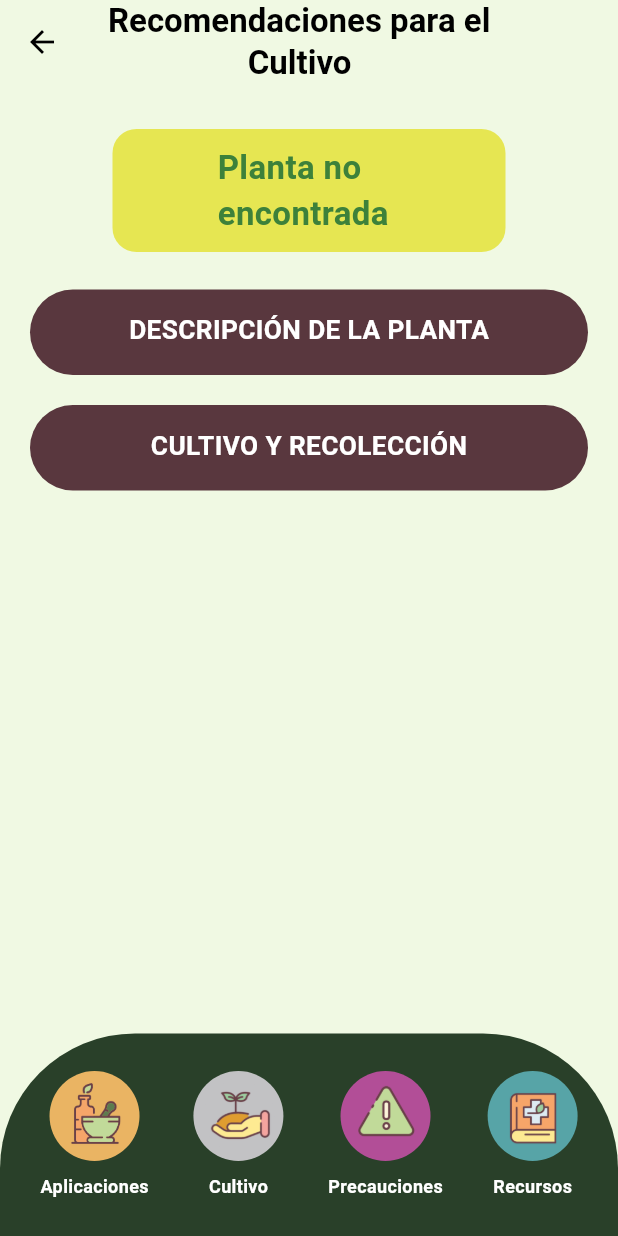
After one commit to THELUXE1234/APP_FITOTERAPPIA, a Flutter app: the CultivoRecoleccionScreen screen opened directly, on a phone screen of 412 x 824 dp. The commit adds this screen. Run offline on Flutter 3.47's test engine with Material 3 defaults, Android fonts, the phone set to English and light mode, and no system bars.

Commit message:
Desarrollo de vista cultivo de planta.

```diff
--- a/app_fitoterappia/lib/screens/aplicaciones_uso_screen.dart
+++ b/app_fitoterappia/lib/screens/aplicaciones_uso_screen.dart
@@ -1,3 +1,4 @@
+import 'package:app_fitoterappia/screens/cultivo_recoleccion_screen.dart';
 import 'package:flutter/material.dart';
 import 'package:provider/provider.dart';
 import 'package:app_fitoterappia/providers/plant_provider.dart';
@@ -252,6 +253,10 @@ class _AplicacionesUsoScreenState extends State<AplicacionesUsoScreen> {
             'assets/icons/cultivo_icon.png',
             () {
               print("Navegando a Cultivo");
+              Navigator.push(
+                context,
+                MaterialPageRoute(builder: (context) => const CultivoRecoleccionScreen()),
+              );
             },
             const Color(0xFFc2c2c4),
           ),
--- /dev/null
+++ b/app_fitoterappia/lib/screens/cultivo_recoleccion_screen.dart
@@ -0,0 +1,320 @@
+import 'package:app_fitoterappia/screens/aplicaciones_uso_screen.dart';
+import 'package:flutter/material.dart';
+import 'package:provider/provider.dart';
+import 'package:app_fitoterappia/providers/plant_provider.dart';
+
+class CultivoRecoleccionScreen extends StatefulWidget {
+  const CultivoRecoleccionScreen({super.key});
+
+  @override
+  _CultivoRecoleccionScreenState createState() =>
+      _CultivoRecoleccionScreenState();
+}
+
+class _CultivoRecoleccionScreenState extends State<CultivoRecoleccionScreen> {
+  // Creamos un mapa para saber si el recuadro de cada botón está expandido
+  late Map<String, bool> expandedSections;
+
+  @override
+  void initState() {
+    super.initState();
+    expandedSections = {
+      'DESCRIPCIÓN DE LA PLANTA': false,
+      'CULTIVO Y RECOLECCIÓN': false,
+    };
+  }
+
+  void _toggleSection(String section) {
+    setState(() {
+      expandedSections.updateAll((key, value) => key == section ? !value : false);
+    });
+  }
+
+  // Función para mostrar los cuadros de información
+  Widget _buildInfoSection(String title) {
+    return Padding(
+      padding: const EdgeInsets.symmetric(horizontal: 20, vertical: 5),
+      child: GestureDetector(
+        onTap: () {
+          _toggleSection(title); // Alternamos el estado de la expansión
+        },
+        child: Container(
+          padding: const EdgeInsets.symmetric(horizontal: 20, vertical: 15),
+          margin: const EdgeInsets.symmetric(vertical: 5),
+          decoration: BoxDecoration(
+            color: const Color(0xFF59373e),
+            borderRadius: BorderRadius.circular(90),
+          ),
+          child: Row(
+            children: [
+              Expanded(
+                child: Column(
+                  crossAxisAlignment: CrossAxisAlignment.start,
+                  children: [
+                    Center(
+                      child: Text(
+                        title,
+                        style: const TextStyle(
+                          fontSize: 17.5,
+                          fontWeight: FontWeight.bold,
+                          color: Colors.white,
+                        ),
+                      ),
+                    ),
+                    const SizedBox(height: 2),
+                  ],
+                ),
+              ),
+            ],
+          ),
+        ),
+      ),
+    );
+  }
+
+  @override
+  Widget build(BuildContext context) {
+    final planta = context.watch<PlantProvider>().planta;
+    return Scaffold(
+      backgroundColor: const Color(0xFFF0F9E3),
+      appBar: AppBar(
+        backgroundColor: Colors.transparent,
+
+        elevation: 0,
+        leading: IconButton(
+          icon: const Icon(Icons.arrow_back, color: Colors.black),
+          onPressed: () => Navigator.pop(context),
+        ),
+        title: const Text(
+          'Recomendaciones para el \n                 Cultivo',
+          style: TextStyle(color: Colors.black, fontWeight: FontWeight.bold),
+        ),
+      ),
+      body: Column(
+        children: [
+          const SizedBox(height: 20),
+          // Título de la planta
+          Container(
+            margin: const EdgeInsets.symmetric(horizontal: 75, vertical: 10),
+            padding: const EdgeInsets.symmetric(horizontal: 70, vertical: 10),
+            decoration: BoxDecoration(
+              color: const Color(0xFFE6E652),
+              borderRadius: BorderRadius.circular(16),
+            ),
+            child: Column(
+              crossAxisAlignment: CrossAxisAlignment.center,
+              children: [
+                Text(
+                  planta?.nombreComun ?? 'Planta no encontrada',
+                  style: const TextStyle(
+                    fontSize: 22,
+                    fontWeight: FontWeight.bold,
+                    color: Color(0xFF3D813A),
+                  ),
+                ),
+              ],
+            ),
+          ),
+          const SizedBox(height: 5),
+
+          // Botón de "Descripción de la Planta"
+          _buildInfoSection('DESCRIPCIÓN DE LA PLANTA'),
+
+          // Botón de "Cultivo y Recolección"
+          _buildInfoSection('CULTIVO Y RECOLECCIÓN'),
+
+          // Cuadro expandido para mostrar la información
+          Expanded(
+            child: SingleChildScrollView(
+              child: Column(
+                children: expandedSections.entries.map((entry) {
+                  final title = entry.key;
+                  final isExpanded = entry.value;
+
+                  return AnimatedSize(
+                    duration: const Duration(milliseconds: 300),
+                    curve: Curves.easeInOut,
+                    child: isExpanded
+                        ? Container(
+                            padding: const EdgeInsets.all(15),
+                            margin: const EdgeInsets.symmetric(horizontal: 20, vertical: 5),
+                            decoration: BoxDecoration(
+                              color: Colors.white,
+                              borderRadius: BorderRadius.circular(12),
+                              border: Border.all(color: Colors.black, width: 2), // Borde negro de 2px
+                              boxShadow: [
+                                BoxShadow(
+                                  color: Colors.black.withOpacity(0.1),
+                                  blurRadius: 6,
+                                ),
+                              ],
+                            ),
+                            child: Column(
+                              crossAxisAlignment: CrossAxisAlignment.start,
+                              children: [
+                                Text(
+                                  title,
+                                  style: const TextStyle(
+                                    fontSize: 16,
+                                    fontWeight: FontWeight.bold,
+                                  ),
+                                ),
+                                const SizedBox(height: 10),
+                                if (title == 'CULTIVO Y RECOLECCIÓN') ...[
+                                  const Text(
+                                    'Instrucciones cultivo:',
+                                    style: TextStyle(
+                                      fontWeight: FontWeight.bold,
+                                      fontSize: 14,
+                                    ),
+                                  ),
+                                  Text(
+                                    planta?.instruccionesDeCultivo ?? 'Información no disponible',
+                                    style: const TextStyle(fontSize: 14),
+                                  ),
+                                  const SizedBox(height: 10),
+                                  const Text(
+                                    'Cuidado y cosecha:',
+                                    style: TextStyle(
+                                      fontWeight: FontWeight.bold,
+                                      fontSize: 14,
+                                    ),
+                                  ),
+                                  Text(
+                                    planta?.cuidadoYCosecha ?? 'Información no disponible',
+                                    style: const TextStyle(fontSize: 14),
+                                  ),
+                                ] else ...[
+                                  Text(
+                                    planta?.descripcion ?? 'Información no disponible',
+                                    style: const TextStyle(fontSize: 14),
+                                  ),
+                                ],
+                              ],
+                            ),
+                          )
+                        : const SizedBox.shrink(),
+                  );
+                }).toList(),
+              ),
+            ),
+          ),
+
+          //const SizedBox(height: 250),
+          // Botones de acción en la parte inferior
+          const SizedBox(height: 5),
+          _buildNavigationBar(context),
+        ],
+      ),
+    );
+  }
+
+  // Widget para la barra de navegación en la parte inferior
+  Widget _buildNavigationBar(BuildContext context) {
+    return Container(
+      padding: const EdgeInsets.symmetric(horizontal: 12, vertical: 25),
+      decoration: const BoxDecoration(
+        color: Color(0xFF294029),
+        borderRadius: BorderRadius.vertical(top: Radius.circular(90)),
+      ),
+      child: Row(
+        mainAxisAlignment: MainAxisAlignment.spaceAround,
+        children: [
+          _buildActionButton(
+            'Aplicaciones',
+            'assets/icons/aplicaciones_icon.png',
+            () {
+              print("Navegando a Aplicaciones");
+              Navigator.push(
+                context,
+                MaterialPageRoute(builder: (context) => const AplicacionesUsoScreen()),
+              );
+            },
+            const Color(0xFFeab463),
+          ),
+          _buildActionButton(
+            'Cultivo',
+            'assets/icons/cultivo_icon.png',
+            () {
+              print("Navegando a Cultivo");
+              Navigator.push(
+                context,
+                MaterialPageRoute(builder: (context) => const CultivoRecoleccionScreen()),
+              );
+            },
+            const Color(0xFFc2c2c4),
+          ),
+          _buildActionButton(
+            'Precauciones',
+            'assets/icons/precauciones_icon.png',
+            () {
+              print("Navegando a Precauciones");
+            },
+            const Color(0xFFb24e97),
+          ),
+          _buildActionButton(
+            'Recursos',
+            'assets/icons/recursos_icon.png',
+            () {
+              print("Navegando a Recursos");
+            },
+            const Color(0xFF57a4a7),
+          ),
+        ],
+      ),
+    );
+  }
+
+  // Widget para los botones de navegación inferiores
+  Widget _buildActionButton(String title, String iconPath, VoidCallback onTap, Color color) {
+    return GestureDetector(
+      onTap: onTap,
+      child: Column(
+        mainAxisAlignment: MainAxisAlignment.center,
+        children: [
+          CircleAvatar(
+            radius: 30, // Hace el botón circular
+            backgroundColor: color, // Fondo verde
+            child: ClipOval(
+              child: Image.asset(
+                iconPath,
+                height: 50,
+                width: 50,
+                fit: BoxFit.contain,
+              ),
+            ),
+          ),
+          const SizedBox(height: 8),
+          Text(
+            title,
+            style: const TextStyle(
+              fontSize: 12,
+              fontWeight: FontWeight.bold,
+              color: Colors.white,
+            ),
+          ),
+        ],
+      ),
+    );
+  }
+}
+
+// Custom ClipPath para redondear el AppBar
+class CustomAppBarClipper extends CustomClipper<Path> {
+  @override
+  Path getClip(Size size) {
+    Path path = Path();
+    path.lineTo(0, 0);
+    path.lineTo(0, size.height - 20); // Borde inferior del AppBar
+    path.quadraticBezierTo(
+        size.width / 2, size.height, size.width, size.height - 20); // Curvatura
+    path.lineTo(size.width, 0);
+    path.close();
+    return path;
+  }
+
+  @override
+  bool shouldReclip(CustomClipper<Path> oldClipper) {
+    return false;
+  }
+}
--- a/app_fitoterappia/lib/screens/detalle_planta_screen.dart
+++ b/app_fitoterappia/lib/screens/detalle_planta_screen.dart
@@ -1,5 +1,6 @@
 import 'package:app_fitoterappia/models/Plants.dart';
 import 'package:app_fitoterappia/screens/aplicaciones_uso_screen.dart';
+import 'package:app_fitoterappia/screens/cultivo_recoleccion_screen.dart';
 import 'package:flutter/material.dart';
 import 'package:provider/provider.dart';
 import 'package:app_fitoterappia/providers/plant_provider.dart';
@@ -193,6 +194,10 @@ class DetallePlantaScreen extends StatelessWidget {
                   () {
                     // Aquí puedes redirigir a la vista de Cultivo
                     print("Navegando a Cultivo");
+                    Navigator.push(
+                      context,
+                      MaterialPageRoute(builder: (context) => const CultivoRecoleccionScreen()),
+                    );
                   },
                   Color(0xFFc2c2c4)
                 ),
```
